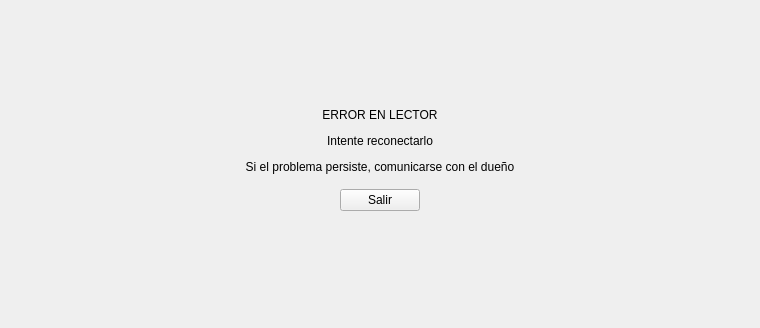
The window that uis/reader_error.ui (rafafdz/RomanaSoftware) describes before a commit, drawn with Qt 5.
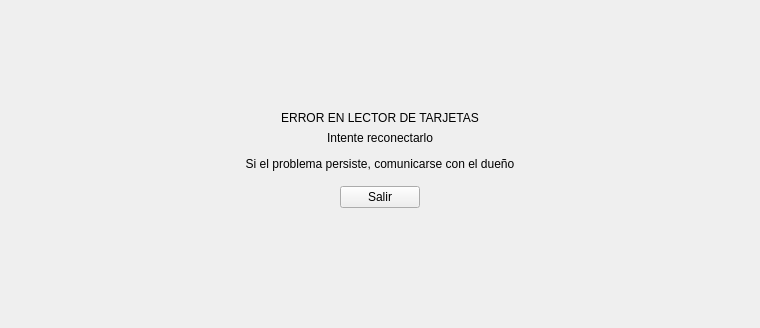
The same window after the commit.

What changed in the file:
```diff
--- a/uis/reader_error.ui
+++ b/uis/reader_error.ui
@@ -30,13 +30,20 @@
    <item>
     <widget class="QLabel" name="error_lbl">
      <property name="text">
-      <string>&lt;html&gt;&lt;head/&gt;&lt;body&gt;&lt;p&gt;ERROR EN LECTOR&lt;/p&gt;&lt;p&gt;Intente reconectarlo&lt;/p&gt;&lt;p&gt;Si el problema persiste, comunicarse con el dueño&lt;/p&gt;&lt;/body&gt;&lt;/html&gt;</string>
+      <string>&lt;html&gt;&lt;head/&gt;&lt;body&gt;&lt;p&gt;ERROR EN LECTOR DE TARJETAS&lt;/p&gt;&lt;/body&gt;&lt;/html&gt;</string>
      </property>
      <property name="alignment">
       <set>Qt::AlignCenter</set>
      </property>
     </widget>
    </item>
+   <item>
+    <widget class="QLabel" name="desc_lbl">
+     <property name="text">
+      <string>&lt;html&gt;&lt;head/&gt;&lt;body&gt;&lt;p align=&quot;center&quot;&gt;Intente reconectarlo&lt;/p&gt;&lt;p align=&quot;center&quot;&gt;Si el problema persiste, comunicarse con el dueño&lt;/p&gt;&lt;/body&gt;&lt;/html&gt;</string>
+     </property>
+    </widget>
+   </item>
    <item>
     <widget class="QWidget" name="widget" native="true">
      <layout class="QHBoxLayout" name="horizontalLayout">
```
